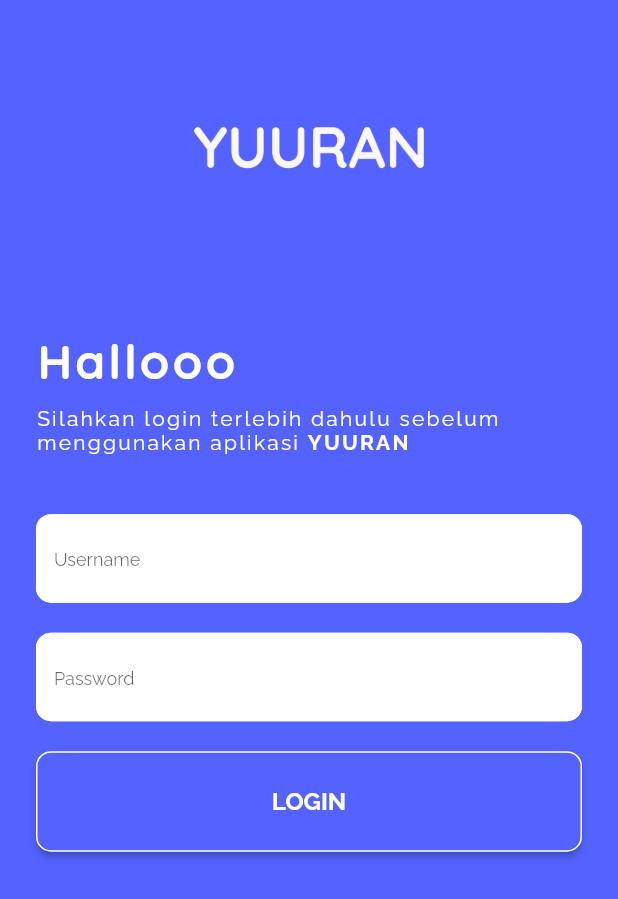
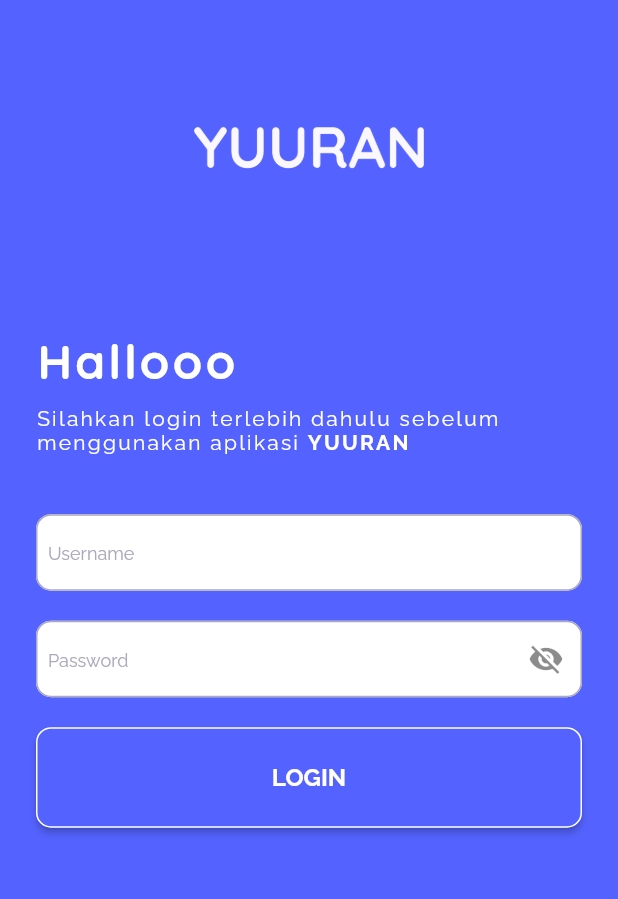
Before and after one commit to zgramming/Yuuran, a Flutter app: the LoginPage screen opened by its route, on a phone screen of 412 x 824 dp. Shown: the top 899 px of the screen. Run offline on Flutter 3.47's test engine with Material 2 defaults, Android fonts, the phone set to English and light mode, and no system bars; our stand-ins replace convex_bottom_bar, dartz, dio, equatable, flutter_riverpod, go_router and 4 more; missing offline and left inert: global_template; accounts and stored records are empty.

Commit message:
Toggle show password

```diff
--- a/lib/src/presentasion/pages/login/login_page.dart
+++ b/lib/src/presentasion/pages/login/login_page.dart
@@ -18,20 +18,9 @@ class LoginPage extends ConsumerStatefulWidget {
 class _LoginPageState extends ConsumerState<LoginPage> {
   final usernameController = TextEditingController();
   final passwordController = TextEditingController();
-  final _inputDecoration = InputDecoration(
-    filled: true,
-    fillColor: Colors.white,
-    hintText: "Username",
-    hintStyle: bFont.copyWith(fontSize: 12.0),
-    enabledBorder: OutlineInputBorder(
-      borderRadius: BorderRadius.circular(10.0),
-      borderSide: const BorderSide(color: Colors.white),
-    ),
-    focusedBorder: OutlineInputBorder(
-      borderRadius: BorderRadius.circular(10.0),
-      borderSide: const BorderSide(color: secondary, width: 1),
-    ),
-  );
+
+  bool isShowPassword = false;
+
   @override
   Widget build(BuildContext context) {
     return Scaffold(
@@ -86,15 +75,23 @@ class _LoginPageState extends ConsumerState<LoginPage> {
                     TextFormField(
                       controller: usernameController,
                       style: bFont.copyWith(color: black, fontSize: 16.0),
-                      decoration: _inputDecoration,
+                      decoration: sharedFunction.myInputDecoration.copyWith(hintText: "Username"),
                     ),
                     const SizedBox(height: 20),
                     TextFormField(
                       controller: passwordController,
                       style: bFont.copyWith(color: black, fontSize: 16.0),
-                      obscureText: true,
+                      obscureText: isShowPassword ? false : true,
                       obscuringCharacter: "⁂",
-                      decoration: _inputDecoration.copyWith(hintText: "Password"),
+                      decoration: sharedFunction.myInputDecoration.copyWith(
+                        hintText: "Password",
+                        suffixIcon: IconButton(
+                          onPressed: () {
+                            setState(() => isShowPassword = !isShowPassword);
+                          },
+                          icon: Icon(isShowPassword ? Icons.visibility : Icons.visibility_off),
+                        ),
+                      ),
                     ),
                     const SizedBox(height: 20),
                     ElevatedButton(
--- a/lib/src/utils/shared_function.dart
+++ b/lib/src/utils/shared_function.dart
@@ -31,7 +31,7 @@ class SharedFunction {
     final inputDecoration = InputDecoration(
       filled: true,
       fillColor: Colors.white,
-      hintText: "0",
+      hintText: "Default Hint Text",
       hintStyle: bFont.copyWith(fontSize: 12.0, color: grey),
       enabledBorder: _outlineInputBorder,
       focusedBorder: _outlineInputBorder.copyWith(borderSide: const BorderSide(color: primary)),
```
